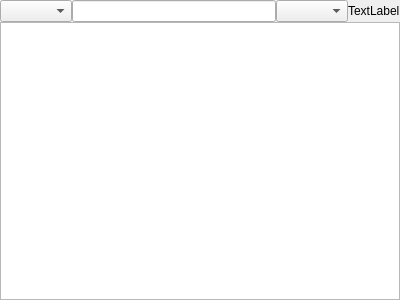
First picture: the form in src/home/flibrary/ui/TreeView.ui, repository heimdallr/books, before the edit.
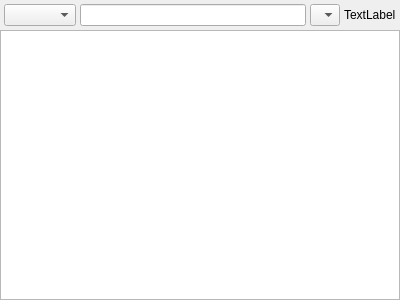
Second picture: the form after the edit. Icons and pictures are not drawn.

```diff
--- a/src/home/flibrary/ui/TreeView.ui
+++ b/src/home/flibrary/ui/TreeView.ui
@@ -31,14 +31,57 @@
    </property>
    <item>
     <layout class="QHBoxLayout" name="horizontalLayout">
+     <property name="spacing">
+      <number>4</number>
+     </property>
+     <property name="leftMargin">
+      <number>4</number>
+     </property>
+     <property name="topMargin">
+      <number>4</number>
+     </property>
+     <property name="rightMargin">
+      <number>4</number>
+     </property>
+     <property name="bottomMargin">
+      <number>4</number>
+     </property>
      <item>
       <widget class="QComboBox" name="comboBox"/>
      </item>
      <item>
-      <widget class="QLineEdit" name="lineEdit"/>
+      <widget class="QLineEdit" name="value">
+       <property name="font">
+        <font>
+         <pointsize>9</pointsize>
+        </font>
+       </property>
+       <property name="frame">
+        <bool>true</bool>
+       </property>
+      </widget>
      </item>
      <item>
-      <widget class="QComboBox" name="comboBox_2"/>
+      <widget class="QComboBox" name="cbView">
+       <item>
+        <property name="text">
+         <string notr="true"/>
+        </property>
+        <property name="icon">
+         <iconset resource="../resources/main.qrc">
+          <normaloff>:/icons/find.png</normaloff>:/icons/find.png</iconset>
+        </property>
+       </item>
+       <item>
+        <property name="text">
+         <string notr="true"/>
+        </property>
+        <property name="icon">
+         <iconset resource="../resources/main.qrc">
+          <normaloff>:/icons/filter.png</normaloff>:/icons/filter.png</iconset>
+        </property>
+       </item>
+      </widget>
      </item>
      <item>
       <widget class="QLabel" name="label">
```
Left out of the diff: 8 changed lines with no effect on the pictures.
